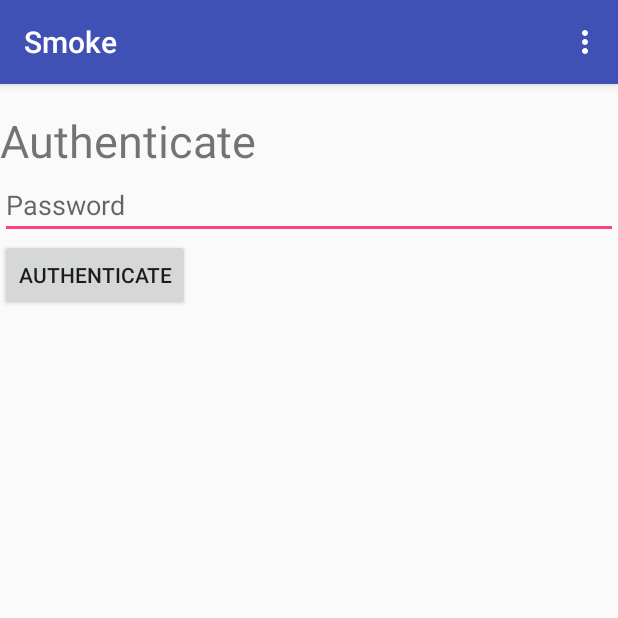
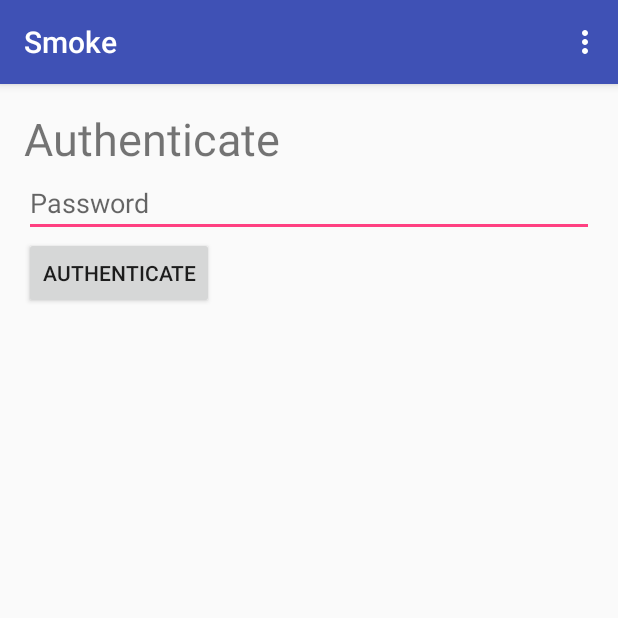
Before and after one commit to textbrowser/smoke, an Android app: the Settings screen opened directly, with no data from a screen before it, in the options menu, after a tap on "Authenticate", on a phone screen of 412 x 824 dp, the top half of it. Run offline under Robolectric (Android 15) with nearby library versions, the phone set to English and light mode, and no system bars.

Commit message:
Padding and strings.

```diff
--- a/Smoke/app/src/main/java/org/purple/smoke/Settings.java
+++ b/Smoke/app/src/main/java/org/purple/smoke/Settings.java
@@ -104,8 +104,8 @@ public class Settings extends AppCompatActivity {
                 "TCP", "UDP"
         };
 
-        ArrayAdapter<String> adapter = new ArrayAdapter<String>
-	    (this, android.R.layout.simple_spinner_item, array);
+        ArrayAdapter<String> adapter = new ArrayAdapter<>
+				(this, android.R.layout.simple_spinner_item, array);
 
         spinner1.setAdapter(adapter);
 
--- a/Smoke/app/src/main/res/layout/activity_authenticate.xml
+++ b/Smoke/app/src/main/res/layout/activity_authenticate.xml
@@ -1,7 +1,6 @@
 <?xml version="1.0" encoding="utf-8"?>
 <android.support.design.widget.CoordinatorLayout xmlns:android="http://schemas.android.com/apk/res/android"
     xmlns:tools="http://schemas.android.com/tools"
-    xmlns:app="http://schemas.android.com/apk/res-auto"
     android:layout_width="match_parent"
     android:layout_height="match_parent">
 
@@ -14,26 +13,17 @@
             android:layout_width="match_parent"
             android:theme="?attr/actionBarTheme"
             android:background="?attr/colorPrimary"
-            android:id="@+id/toolbar"></android.support.v7.widget.Toolbar>
+            android:id="@+id/toolbar" />
 
     </android.support.design.widget.AppBarLayout>
 
     <RelativeLayout
         android:layout_width="match_parent"
-        android:layout_height="match_parent">
-
-        <TextView
-            android:text="@string/authenticate"
-            android:layout_width="wrap_content"
-            android:layout_height="wrap_content"
-            android:id="@+id/textView"
-            android:textSize="30sp"
-            android:layout_alignParentTop="true"
-            android:layout_alignParentLeft="true"
-            android:layout_alignParentStart="true"
-            android:layout_marginTop="17dp"
-            android:layout_alignParentRight="true"
-            android:layout_alignParentEnd="true" />
+        android:layout_height="match_parent"
+        android:paddingBottom="@dimen/activity_vertical_margin"
+        android:paddingLeft="@dimen/activity_horizontal_margin"
+        android:paddingRight="@dimen/activity_horizontal_margin"
+        android:paddingTop="@dimen/activity_vertical_margin">
 
         <EditText
             android:layout_width="wrap_content"
@@ -56,6 +46,18 @@
             android:layout_below="@+id/password"
             android:layout_alignParentLeft="true"
             android:layout_alignParentStart="true" />
+
+        <TextView
+            android:text="@string/authenticate"
+            android:layout_width="wrap_content"
+            android:layout_height="wrap_content"
+            android:id="@+id/textView"
+            android:textSize="30sp"
+            android:layout_alignParentTop="true"
+            android:layout_alignParentLeft="true"
+            android:layout_alignParentStart="true"
+            android:layout_alignParentRight="true"
+            android:layout_alignParentEnd="true" />
     </RelativeLayout>
 
 </android.support.design.widget.CoordinatorLayout>
```
Also changed, not shown: Smoke/app/src/main/AndroidManifest.xml (+6 -2 lines), Smoke/app/src/main/res/layout/activity_settings.xml (+2 -6 lines).
